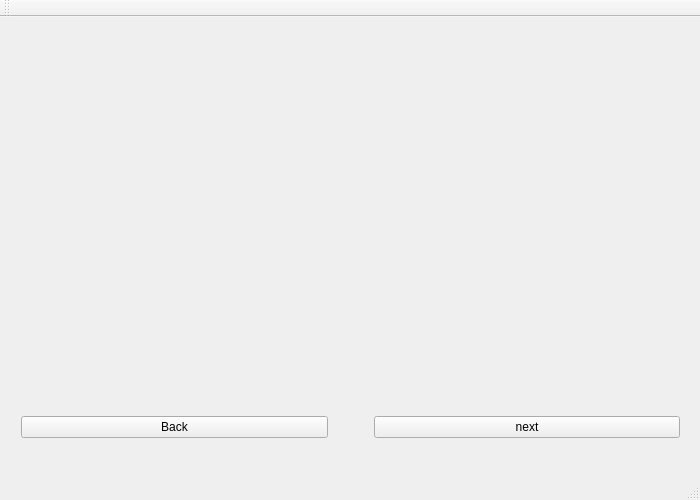
Above: src/form/mainwindow.ui from home-run/subtle-cosmic-moose before the change. Below: the same form after it.
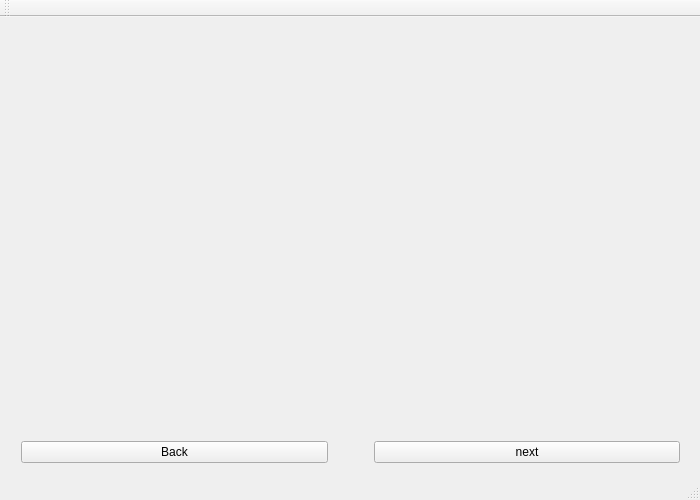
That is the form after the change.

Commit message: Basic layout is done, you can cycle to each page by clicking next. The back button has not been implemented yet. We can do the flow of the application later.

```diff
--- a/src/form/mainwindow.ui
+++ b/src/form/mainwindow.ui
@@ -20,7 +20,7 @@
       <x>10</x>
       <y>10</y>
       <width>680</width>
-      <height>360</height>
+      <height>401</height>
      </rect>
     </property>
     <property name="currentIndex">
@@ -33,9 +33,9 @@
     <property name="geometry">
      <rect>
       <x>10</x>
-      <y>380</y>
+      <y>410</y>
       <width>681</width>
-      <height>61</height>
+      <height>51</height>
      </rect>
     </property>
     <layout class="QHBoxLayout" name="horizontalLayout">
```
The commit also changes 5 other files.
